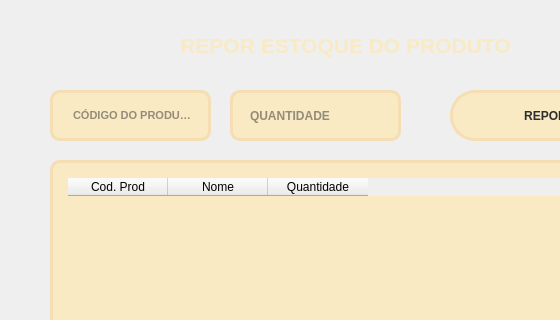
First picture: the form in REPOSICAO.ui, repository leohpmoreira/inventoryManagement, before the edit; both pictures show x 0 to 560 and y 0 to 320 of the 712 by 466 pixel window.
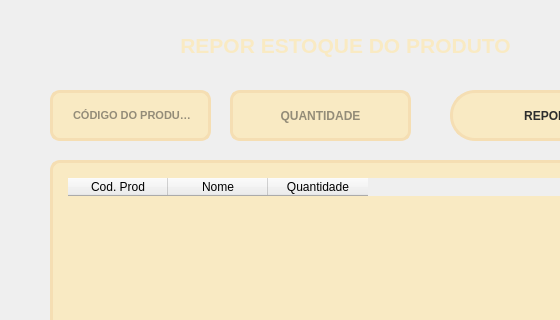
Second picture: the form after the edit.

Diff of the .ui file:
```diff
--- a/REPOSICAO.ui
+++ b/REPOSICAO.ui
@@ -95,7 +95,7 @@
     <rect>
      <x>230</x>
      <y>90</y>
-     <width>171</width>
+     <width>181</width>
      <height>51</height>
     </rect>
    </property>
@@ -125,6 +125,9 @@
    <property name="text">
     <string/>
    </property>
+   <property name="alignment">
+    <set>Qt::AlignCenter</set>
+   </property>
    <property name="placeholderText">
     <string>QUANTIDADE</string>
    </property>
```
